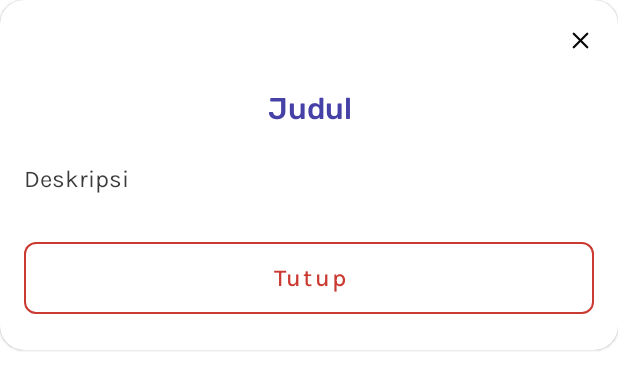
After one commit to m-rizqi/tms-app, an Android app: the layout dialog_info.xml on its own in the app's theme, with its tools: preview values and no code run, on a phone screen of 412 x 824 dp. The commit adds this screen. Shown: the top 390 px of the screen. Run offline under Robolectric (Android 15) with nearby library versions, the phone set to English and light mode, and no system bars.

Commit message:
feat : info dialog

```diff
--- /dev/null
+++ b/app/src/main/res/layout/dialog_info.xml
@@ -0,0 +1,73 @@
+<?xml version="1.0" encoding="utf-8"?>
+<layout xmlns:android="http://schemas.android.com/apk/res/android"
+    xmlns:app="http://schemas.android.com/apk/res-auto"
+    xmlns:tools="http://schemas.android.com/tools">
+
+    <data>
+        <variable
+            name="title"
+            type="String" />
+        <variable
+            name="description"
+            type="String" />
+    </data>
+
+    <com.google.android.material.card.MaterialCardView
+        android:layout_width="match_parent"
+        android:layout_height="wrap_content"
+        app:cardBackgroundColor="@color/white"
+        app:cardCornerRadius="16dp">
+
+        <LinearLayout
+            android:layout_width="match_parent"
+            android:layout_height="match_parent"
+            android:orientation="vertical"
+            android:paddingHorizontal="16dp"
+            android:paddingTop="18dp"
+            android:paddingBottom="24dp"
+            >
+
+            <ImageButton
+                android:id="@+id/ib_skip_xmark"
+                android:layout_width="wrap_content"
+                android:layout_height="wrap_content"
+                android:layout_gravity="end"
+                android:src="@drawable/ic_xmark"
+                android:background="@android:color/transparent"
+                />
+
+            <TextView
+                android:layout_width="wrap_content"
+                android:layout_height="wrap_content"
+                android:layout_marginTop="24dp"
+                style="@style/TextAppearance.Headline6"
+                android:gravity="center"
+                android:layout_gravity="center_horizontal"
+                android:textColor="@color/primary_100"
+                android:text="@{title}"
+                tools:text="Judul"
+                />
+
+            <TextView
+                android:layout_width="wrap_content"
+                android:layout_height="wrap_content"
+                android:layout_marginTop="24dp"
+                style="@style/TextAppearance.Body1"
+                android:textColor="@color/black_80"
+                app:htmlText="@{description}"
+                tools:text="Deskripsi"
+                />
+
+            <com.google.android.material.button.MaterialButton
+                android:id="@+id/btn_skip_cancel"
+                android:layout_width="match_parent"
+                android:layout_height="wrap_content"
+                android:layout_marginTop="32dp"
+                style="@style/MaterialButton.Outlined.Negatif"
+                android:text="@string/close"
+                />
+
+        </LinearLayout>
+
+    </com.google.android.material.card.MaterialCardView>
+</layout>
--- a/app/src/main/res/layout/layout_title_with_help.xml
+++ b/app/src/main/res/layout/layout_title_with_help.xml
@@ -24,6 +24,7 @@
             />
 
         <ImageButton
+            android:id="@+id/btn_question"
             android:layout_width="wrap_content"
             android:layout_height="wrap_content"
             android:layout_marginStart="8dp"
```
Also changed, not shown: app/src/main/java/com/rizqi/tms/model/Info.kt (added, +14 -0 lines), app/src/main/java/com/rizqi/tms/ui/dialog/createprice/CreatePriceBottomSheet.kt (+11 -0 lines), app/src/main/java/com/rizqi/tms/ui/dialog/info/InfoDialog.kt (added, +36 -0 lines), app/src/main/res/layout/dialog_create_unit.xml (+0 -11 lines), app/src/main/res/values/strings.xml (+11 -0 lines).
